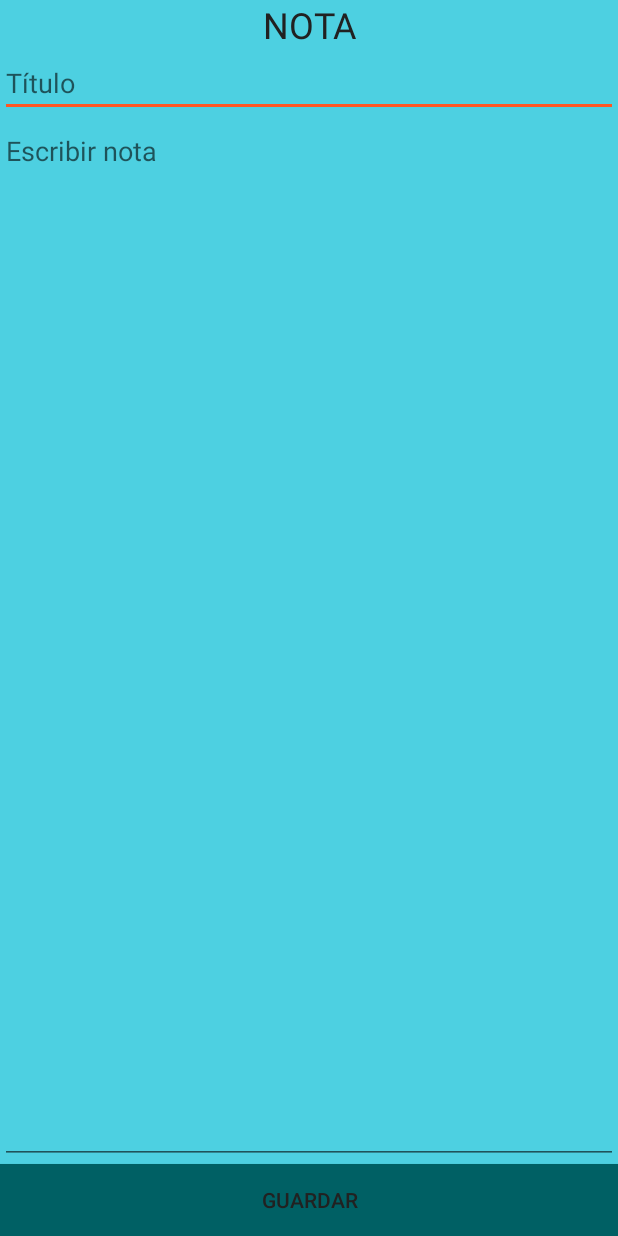
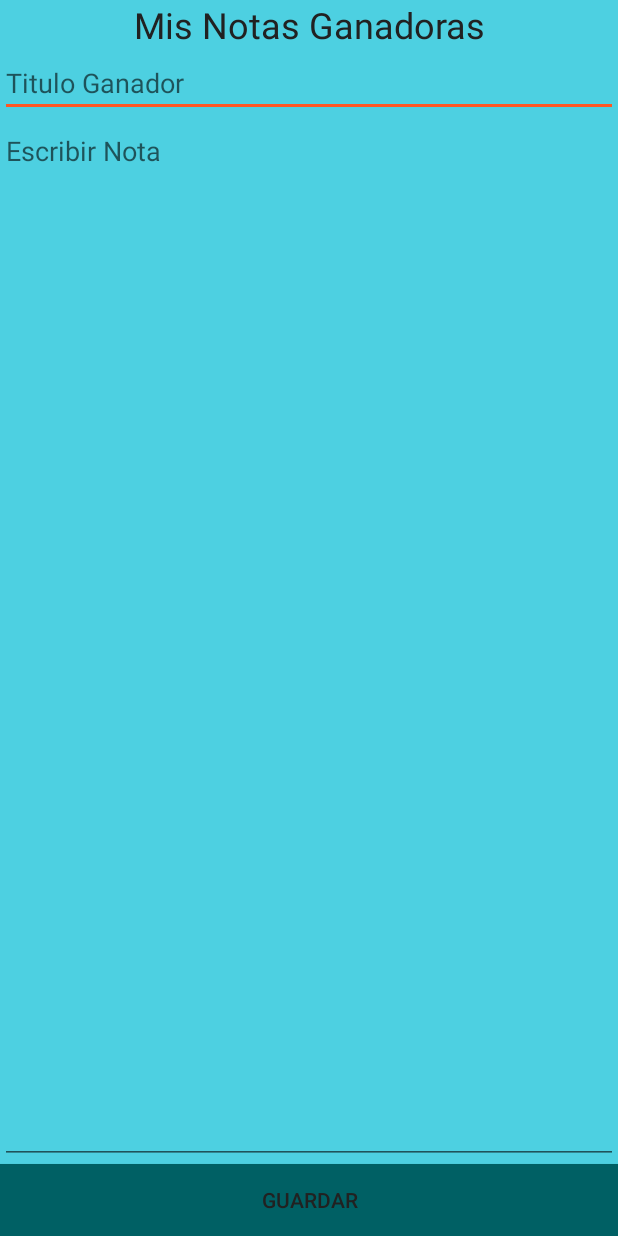
Before and after one commit to ikkix16/MisNotasGanadoras137311, an Android app: the layout activity_agregar_nota.xml on its own in the app's theme, with its tools: preview values and no code run, on a phone screen of 412 x 824 dp. Run offline under Robolectric (Android 15) with nearby library versions, the phone set to English and light mode, and no system bars.

Commit message:
safaera3

```diff
--- a/app/src/main/java/barreras/mario/misnotas137311/AgregarNotaActivity.kt
+++ b/app/src/main/java/barreras/mario/misnotas137311/AgregarNotaActivity.kt
@@ -1,5 +1,6 @@
 package barreras.mario.misnotas137311
 
+import android.annotation.SuppressLint
 import android.content.pm.PackageManager
 import android.os.Bundle
 import android.os.Environment
@@ -10,8 +11,9 @@ import androidx.core.content.ContextCompat
 import kotlinx.android.synthetic.main.activity_agregar_nota.*
 import java.io.File
 import java.io.FileOutputStream
-import java.util.jar.Manifest
 
+
+@SuppressLint("Registered")
 class AgregarNotaActivity : AppCompatActivity() {
 
     override fun onCreate(savedInstanceState: Bundle?) {
--- a/app/src/main/res/layout/activity_agregar_nota.xml
+++ b/app/src/main/res/layout/activity_agregar_nota.xml
@@ -9,26 +9,35 @@
         android:layout_width="match_parent"
         android:layout_height="wrap_content"
         android:textColor="@color/primary_text"
-        android:text="NOTA"
-        android:textSize="24dp"
-        android:textAlignment="center"></TextView>
+        android:text="@string/appnombre"
+        android:textSize="24sp"
+        android:textAlignment="center">
+
+    </TextView>
 
     <EditText
         android:id="@+id/et_titulo"
         android:layout_width="match_parent"
         android:layout_height="wrap_content"
         android:textColor="@color/primary_text"
-        android:hint="Título"></EditText>
+        android:hint="@string/titulo"
+        android:inputType="text"
+        android:importantForAutofill="no">
+
+    </EditText>
 
     <EditText
         android:id="@+id/et_contenido"
         android:layout_width="match_parent"
-        android:layout_height="wrap_content"
-        android:hint="Escribir nota"
+        android:layout_height="0dp"
+        android:hint="@string/nota"
         android:textColor="@color/secondary_text"
         android:inputType="textMultiLine"
         android:layout_weight="1"
-        android:gravity="top"></EditText>
+        android:gravity="top"
+        android:importantForAutofill="no">
+
+    </EditText>
 
     <Button
         android:id="@+id/btn_guardar"
@@ -36,6 +45,8 @@
         android:layout_height="wrap_content"
         android:background="@color/colorPrimaryDark"
         android:textColor="@color/primary_text"
-        android:text="Guardar"></Button>
+        android:text="@string/guardar">
+
+    </Button>
 
 </LinearLayout>
--- a/app/src/main/res/values/strings.xml
+++ b/app/src/main/res/values/strings.xml
@@ -1,3 +1,7 @@
 <resources>
-    <string name="app_name">MisNotas_175327</string>
+    <string name="appnombre">Mis Notas Ganadoras</string>
+    <string name="nota">Escribir Nota</string>
+    <string name="titulo">Titulo Ganador</string>
+    <string name="guardar">Guardar</string>
+
 </resources>
```
